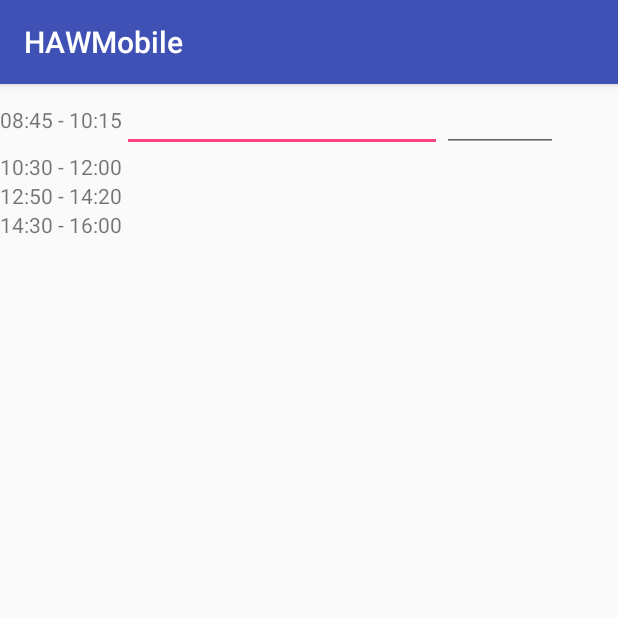
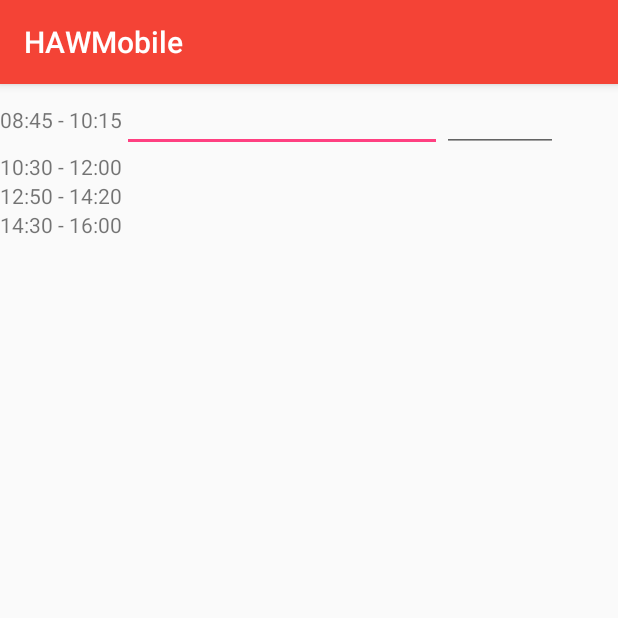
Before and after one commit to do-sch/HAWMobile, an Android app: the ScheduleActivity screen opened directly, with no data from a screen before it, on a phone screen of 412 x 824 dp, the top half of it. Run offline under Robolectric (Android 15) with nearby library versions, the phone set to English and light mode, and no system bars.

Commit message:
Anpassung der Farben an die Farben der HAW

```diff
--- a/app/src/main/res/values/colors.xml
+++ b/app/src/main/res/values/colors.xml
@@ -1,6 +1,6 @@
 <?xml version="1.0" encoding="utf-8"?>
 <resources>
-    <color name="colorPrimary">#3F51B5</color>
-    <color name="colorPrimaryDark">#303F9F</color>
+    <color name="colorPrimary">#F44336</color>
+    <color name="colorPrimaryDark">#D32F2F</color>
     <color name="colorAccent">#FF4081</color>
 </resources>
```
